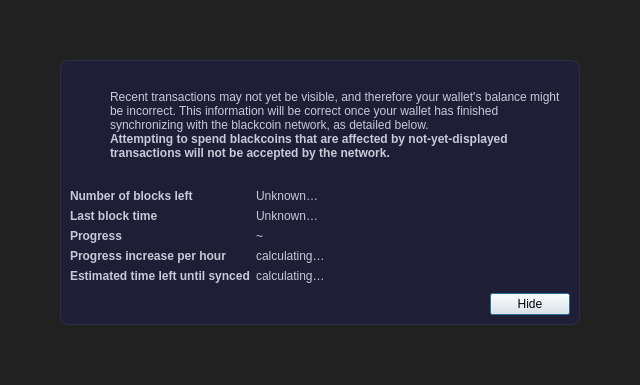
JJ12880/Validity26, file src/qt/forms/modaloverlay.ui: the form before one commit.
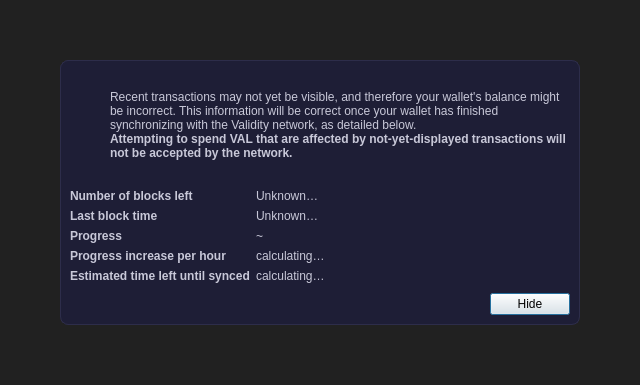
The form after the commit. Icons and pictures are not drawn.

Commit message: Docs, GUI: replace leftover Blackcoin naming with Validity

What changed in the file:
```diff
--- a/src/qt/forms/modaloverlay.ui
+++ b/src/qt/forms/modaloverlay.ui
@@ -130,7 +130,7 @@
              <item>
               <widget class="QLabel" name="infoText">
                <property name="text">
-                <string>Recent transactions may not yet be visible, and therefore your wallet's balance might be incorrect. This information will be correct once your wallet has finished synchronizing with the blackcoin network, as detailed below.</string>
+                <string>Recent transactions may not yet be visible, and therefore your wallet's balance might be incorrect. This information will be correct once your wallet has finished synchronizing with the Validity network, as detailed below.</string>
                </property>
                <property name="textFormat">
                 <enum>Qt::RichText</enum>
@@ -149,7 +149,7 @@
                 </font>
                </property>
                <property name="text">
-                <string>Attempting to spend blackcoins that are affected by not-yet-displayed transactions will not be accepted by the network.</string>
+                <string>Attempting to spend VAL that are affected by not-yet-displayed transactions will not be accepted by the network.</string>
                </property>
                <property name="textFormat">
                 <enum>Qt::RichText</enum>
```
The commit also changes 36 other files.
